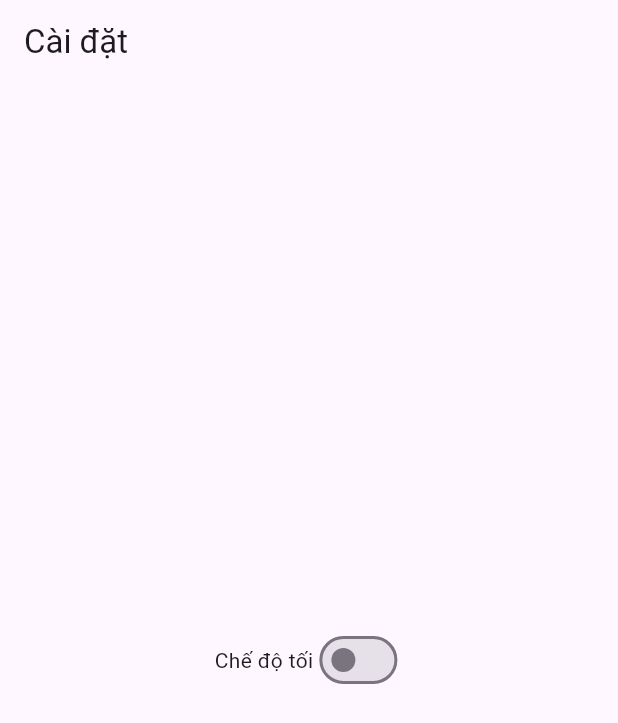
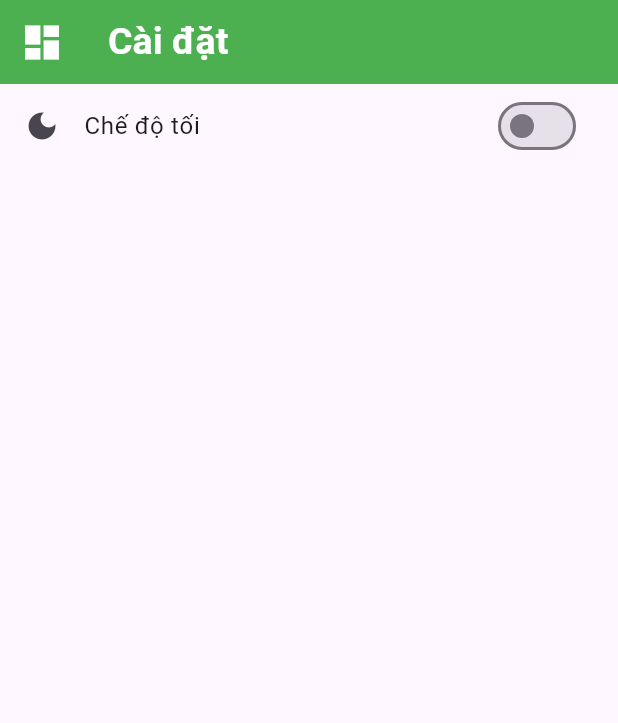
Before and after one commit to delht/LeaFMusic_2, a Flutter app: the SettingsScreen widget shown alone on an empty page, opened directly, on a phone screen of 412 x 824 dp. Shown: the top 723 px of the screen. Run offline on Flutter 3.47's test engine with Material 3 defaults, Android fonts, the phone set to English and light mode, and no system bars; our stand-ins replace equatable, flutter_bloc, flutter_dotenv, shared_preferences; accounts and stored records are empty.

Commit message:
FIX LỖI + CHỈNH SỬA CHỨC NĂNG GIAO DIỆN SÁNG TỐI

```diff
--- a/lib/screens/settings_screen.dart
+++ b/lib/screens/settings_screen.dart
@@ -1,29 +1,36 @@
 import 'package:flutter/material.dart';
 import 'package:flutter_bloc/flutter_bloc.dart';
+
 import '../bloc/theme/theme_cubit.dart';
+import '../custom/main_layout.dart';
 
 class SettingsScreen extends StatelessWidget {
   const SettingsScreen({super.key});
 
   @override
   Widget build(BuildContext context) {
-    final themeMode = context.watch<ThemeCubit>().state;
-    final isDarkMode = themeMode == ThemeMode.dark;
+    return WillPopScope(
+      onWillPop: () async {
+        Navigator.of(context).pushReplacementNamed('/');
+        return false;
+      },
+      child: MainLayout(
+        title: "Cài đặt",
+        body: BlocBuilder<ThemeCubit, ThemeMode>(
+          builder: (context, themeMode) {
+            final isDark = themeMode == ThemeMode.dark;
 
-    return Scaffold(
-      appBar: AppBar(title: const Text("Cài đặt")),
-      body: Center(
-        child: Row(
-          mainAxisAlignment: MainAxisAlignment.center,
-          children: [
-            const Text("Chế độ tối"),
-            Switch(
-              value: isDarkMode,
-              onChanged: (value) {
-                context.read<ThemeCubit>().toggleTheme(value);
-              },
-            ),
-          ],
+            return ListTile(
+              leading: const Icon(Icons.dark_mode),
+              title: const Text("Chế độ tối"),
+              trailing: Switch(
+                value: isDark,
+                onChanged: (value) {
+                  context.read<ThemeCubit>().toggleTheme(value);
+                },
+              ),
+            );
+          },
         ),
       ),
     );
```
Also changed, not shown: lib/bloc/theme/theme_cubit.dart (+3 -5 lines), lib/main.dart (+30 -35 lines), 1 other file.
